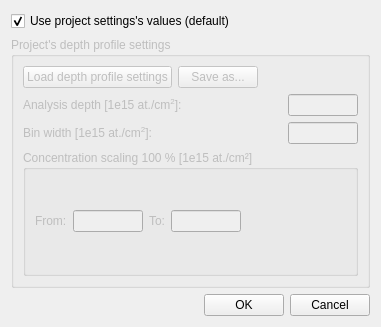
Before: the Qt Designer form ui_files/ui_measurement_depth_profile_settings.ui in JYU-IBA/potku, drawn with Qt 5.
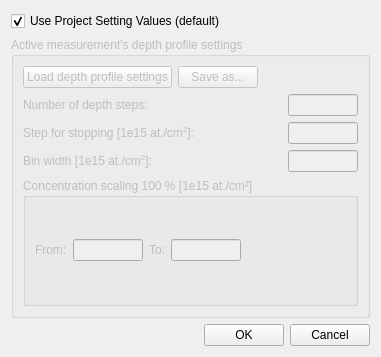
After: the same form once the commit is applied.

```diff
--- a/ui_files/ui_measurement_depth_profile_settings.ui
+++ b/ui_files/ui_measurement_depth_profile_settings.ui
@@ -7,7 +7,7 @@
     <x>0</x>
     <y>0</y>
     <width>381</width>
-    <height>327</height>
+    <height>357</height>
    </rect>
   </property>
   <property name="minimumSize">
@@ -33,7 +33,7 @@
        <item>
         <widget class="QCheckBox" name="useProjectSettingsValuesCheckBox">
          <property name="text">
-          <string>Use project settings's values (default)</string>
+          <string>Use Project Setting Values (default)</string>
          </property>
          <property name="checked">
           <bool>true</bool>
@@ -61,15 +61,15 @@
         <bool>false</bool>
        </property>
        <property name="title">
-        <string>Project's depth profile settings</string>
+        <string>Active measurement's depth profile settings</string>
        </property>
        <layout class="QGridLayout" name="gridLayout_2">
-        <item row="2" column="0">
+        <item row="5" column="0">
          <layout class="QHBoxLayout" name="horizontalLayout_36">
           <item>
            <widget class="QLabel" name="label_26">
             <property name="text">
-             <string>&lt;html&gt;&lt;head/&gt;&lt;body&gt;&lt;p&gt;Analysis depth [1e15 at./cm&lt;span style=&quot; vertical-align:super;&quot;&gt;2&lt;/span&gt;]:&lt;/p&gt;&lt;/body&gt;&lt;/html&gt;</string>
+             <string>&lt;html&gt;&lt;head/&gt;&lt;body&gt;&lt;p&gt;Step for stopping [1e15 at./cm&lt;span style=&quot; vertical-align:super;&quot;&gt;2&lt;/span&gt;]:&lt;/p&gt;&lt;/body&gt;&lt;/html&gt;</string>
             </property>
            </widget>
           </item>
@@ -141,7 +141,7 @@
           </item>
          </layout>
         </item>
-        <item row="4" column="0">
+        <item row="7" column="0">
          <layout class="QHBoxLayout" name="horizontalLayout_38">
           <item>
            <widget class="QGroupBox" name="groupBox_9">
@@ -217,7 +217,7 @@
           </item>
          </layout>
         </item>
-        <item row="3" column="0">
+        <item row="6" column="0">
          <layout class="QHBoxLayout" name="horizontalLayout_39">
           <item>
            <widget class="QLabel" name="label_27">
@@ -257,6 +257,46 @@
           </item>
          </layout>
         </item>
+        <item row="2" column="0">
+         <layout class="QHBoxLayout" name="horizontalLayout_3">
+          <item>
+           <widget class="QLabel" name="label">
+            <property name="text">
+             <string>Number of depth steps:</string>
+            </property>
+           </widget>
+          </item>
+          <item>
+           <spacer name="horizontalSpacer_4">
+            <property name="orientation">
+             <enum>Qt::Horizontal</enum>
+            </property>
+            <property name="sizeHint" stdset="0">
+             <size>
+              <width>40</width>
+              <height>20</height>
+             </size>
+            </property>
+           </spacer>
+          </item>
+          <item>
+           <widget class="QLineEdit" name="numberOfDepthStepsLineEdit">
+            <property name="minimumSize">
+             <size>
+              <width>70</width>
+              <height>0</height>
+             </size>
+            </property>
+            <property name="maximumSize">
+             <size>
+              <width>70</width>
+              <height>16777215</height>
+             </size>
+            </property>
+           </widget>
+          </item>
+         </layout>
+        </item>
        </layout>
       </widget>
      </item>
```
